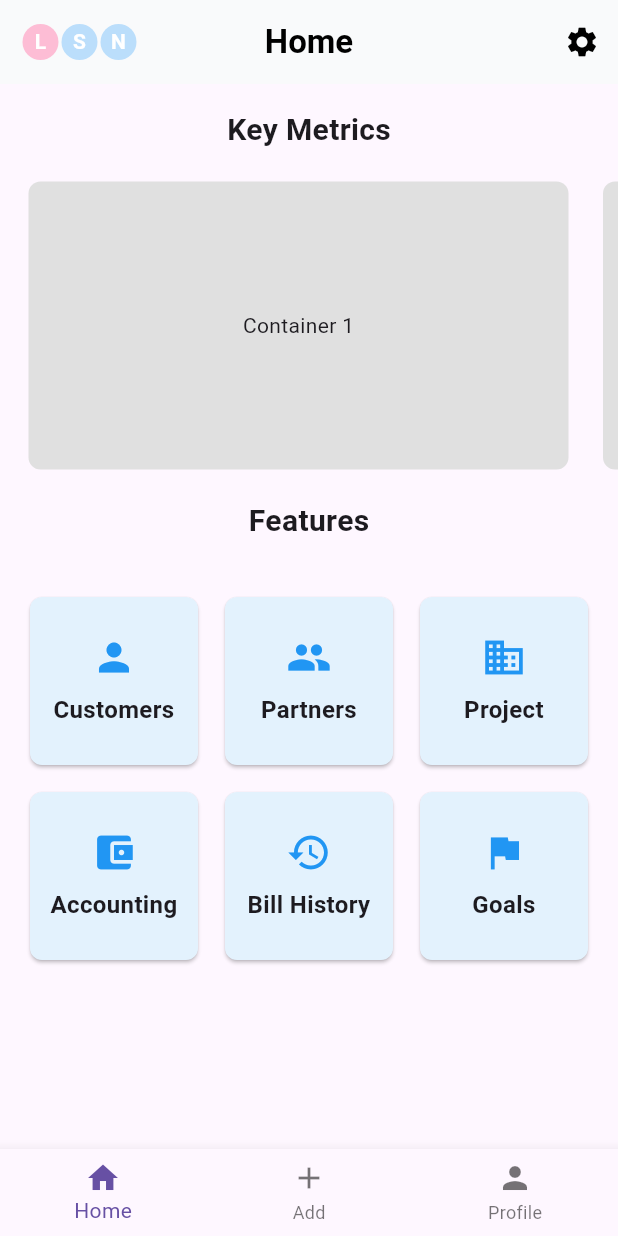
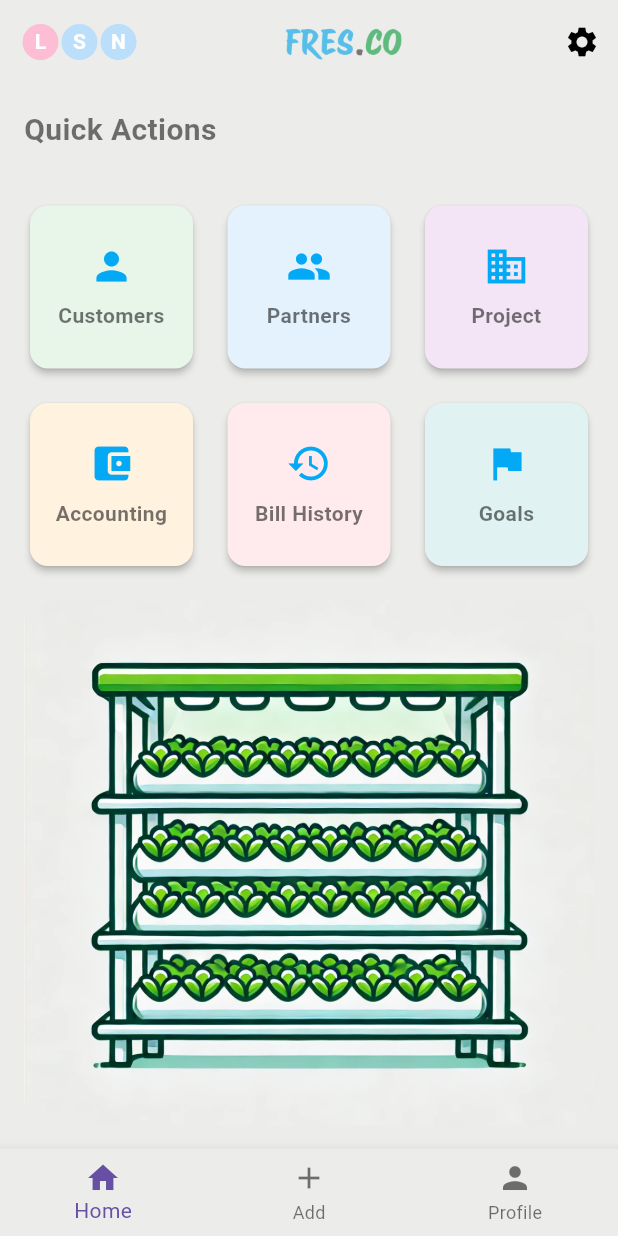
Before and after one commit to Joel1508/Live2Serve, a Flutter app: the HomeScreen screen opened by its route, on a phone screen of 412 x 824 dp. Run offline on Flutter 3.47's test engine with Material 3 defaults, Android fonts, the light colour scheme and no system bars; our stand-ins replace connectivity_plus, file_picker, fl_chart, hive, hive_flutter, image_picker and 4 more; accounts and stored records are empty.

Commit message:
ya casi ajaj

```diff
--- a/lib/Screens/homeScreen/goals/goals.dart
+++ b/lib/Screens/homeScreen/goals/goals.dart
@@ -1,5 +1,5 @@
 import 'package:app/Screens/homeScreen/customers/models/customer_model.dart';
-import 'package:app/Screens/homeScreen/project/bed_model.dart';
+import 'package:app/Screens/homeScreen/project/models/bed_model.dart';
 import 'package:app/repositories/customer_repository.dart';
 import 'package:flutter/material.dart';
 import 'package:app/Screens/homeScreen/home_screen.dart' as home_screen;
--- a/lib/Screens/homeScreen/harvest_invoice.dart
+++ b/lib/Screens/homeScreen/harvest_invoice.dart
@@ -1,4 +1,5 @@
 import 'package:app/Screens/homeScreen/harvest_invoice_model.dart';
+import 'package:app/Screens/homeScreen/project/models/cost_model.dart';
 import 'package:flutter/material.dart';
 import 'package:hive/hive.dart';
 import 'package:intl/intl.dart';
@@ -76,6 +77,9 @@ class _HarvestInvoiceScreenState extends State<HarvestInvoiceScreen> {
   }
 
   void _selectExistingCost() {
+    // Open the costs box
+    final costsBox = Hive.box<CostModel>('costs');
+
     showDialog(
       context: context,
       builder: (context) => AlertDialog(
@@ -84,16 +88,15 @@ class _HarvestInvoiceScreenState extends State<HarvestInvoiceScreen> {
           width: double.maxFinite,
           child: ListView.builder(
             shrinkWrap: true,
-            itemCount: widget.costsBox.length,
+            itemCount: costsBox.length,
             itemBuilder: (context, index) {
-              final cost = widget.costsBox.getAt(index);
+              final cost = costsBox.getAt(index);
               if (cost == null) {
                 return SizedBox.shrink();
               }
               return ListTile(
                 title: Text(cost.name),
-                subtitle:
-                    Text('\$${cost.amount?.toStringAsFixed(2) ?? '0.00'}'),
+                subtitle: Text('\$${cost.unitPrice.toStringAsFixed(2)}'),
                 onTap: () {
                   final quantityController = TextEditingController(text: '1');
                   showDialog(
@@ -115,7 +118,7 @@ class _HarvestInvoiceScreenState extends State<HarvestInvoiceScreen> {
                             setState(() {
                               _selectedCosts.add(HarvestCost(
                                 name: cost.name,
-                                amount: cost.amount,
+                                amount: cost.unitPrice,
                                 quantity: int.parse(quantityController.text),
                               ));
                             });
@@ -143,6 +146,9 @@ class _HarvestInvoiceScreenState extends State<HarvestInvoiceScreen> {
     final totalCosts =
         _selectedCosts.fold(0.0, (sum, cost) => sum + cost.total);
 
+    // Open the Hive box for harvest invoices
+    final harvestInvoicesBox = Hive.box<HarvestInvoice>('harvest_invoices');
+
     _currentInvoice = HarvestInvoice(
       reference: 'HARV-${now.millisecondsSinceEpoch}',
       personName: _personNameController.text,
@@ -155,9 +161,17 @@ class _HarvestInvoiceScreenState extends State<HarvestInvoiceScreen> {
       finalAmount: totalHarvestValue - totalCosts,
     );
 
+    // Save the invoice directly to the Hive box
+    harvestInvoicesBox.add(_currentInvoice);
+
     setState(() {
       showPreview = true;
     });
+
+    // Optional: Show a success snackbar
+    ScaffoldMessenger.of(context).showSnackBar(
+      SnackBar(content: Text('Harvest invoice saved successfully!')),
+    );
   }
 
   Widget _buildPreview() {
--- a/lib/Screens/homeScreen/home_screen.dart
+++ b/lib/Screens/homeScreen/home_screen.dart
@@ -6,7 +6,7 @@ import 'package:app/Screens/homeScreen/goals/goals.dart';
 import 'package:app/Screens/homeScreen/harvest_invoice_model.dart';
 import 'package:app/Screens/homeScreen/invoice/models/invoice_model.dart';
 import 'package:app/Screens/homeScreen/invoice/services/invoice_service.dart';
-import 'package:app/Screens/homeScreen/project/bed_model.dart';
+import 'package:app/Screens/homeScreen/project/models/bed_model.dart';
 import 'package:app/Screens/homeScreen/user_settings/user.dart';
 import 'package:app/repositories/customer_repository.dart';
 import 'package:flutter/material.dart';
@@ -132,10 +132,8 @@ class _HomeScreenState extends State<HomeScreen> {
 
   void _onItemTapped(int index) {
     if (index == 1) {
-      // Show add options bottom sheet
       _showAddOptions();
     } else if (index == 2) {
-      // Navigate to user profile
       Navigator.pushNamed(context, '/user');
     } else {
       setState(() {
@@ -165,7 +163,7 @@ class _HomeScreenState extends State<HomeScreen> {
                 leading: Icon(Icons.receipt, color: Colors.blue),
                 title: Text('Client Invoice'),
                 onTap: () async {
-                  Navigator.pop(context); // Close the bottom sheet
+                  Navigator.pop(context);
                   final result = await Navigator.push(
                     context,
                     MaterialPageRoute(
@@ -212,7 +210,7 @@ class _HomeScreenState extends State<HomeScreen> {
   Widget build(BuildContext context) {
     return Scaffold(
       appBar: AppBar(
-        backgroundColor: Color(0xFFFF9FAFB),
+        backgroundColor: Color(0xFFFECEDEA),
         leadingWidth: 150,
         elevation: 0,
         leading: Padding(
@@ -265,9 +263,10 @@ class _HomeScreenState extends State<HomeScreen> {
           ),
         ),
         centerTitle: true,
-        title: const Text(
-          'Home',
-          style: TextStyle(color: Colors.black, fontWeight: FontWeight.bold),
+        title: Image.asset(
+          'assets/images/fresco.png',
+          height: 30,
+          fit: BoxFit.contain,
         ),
         actions: [
           IconButton(
@@ -276,58 +275,57 @@ class _HomeScreenState extends State<HomeScreen> {
           ),
         ],
       ),
-      body: Column(
+      body: Container(
+        color: Color(0xFFFECEDEA),
+        child: Padding(
+          padding: const EdgeInsets.all(16.0),
+          child: Column(
+            crossAxisAlignment: CrossAxisAlignment.stretch,
             children: [
-          // Key Metrics Section
-          Padding(
-            padding: const EdgeInsets.all(16.0),
-            child: Text(
-              'Key Metrics',
-              style: TextStyle(fontWeight: FontWeight.bold, fontSize: 20),
+              Text(
+                'Quick Actions',
+                style: TextStyle(
+                    fontWeight: FontWeight.bold,
+                    fontSize: 20,
+                    color: Colors.black54),
               ),
-          ),
-          // Horizontal containers for Key Metrics
-          Container(
-            height: 200,
-            child: ListView(
-              scrollDirection: Axis.horizontal,
+              SizedBox(height: 32),
+              Expanded(
+                child: GridView.count(
+                  crossAxisCount: 3,
+                  mainAxisSpacing: 15,
+                  crossAxisSpacing: 15,
                   children: [
-                _buildContainer('Container 1'),
-                _buildContainer('Container 2'),
-                _buildContainer('Container 3'),
+                    _buildFeatureCard(
+                        'Customers', Icons.person, Colors.green[50]!),
+                    _buildFeatureCard(
+                        'Partners', Icons.group, Colors.blue[50]!),
+                    _buildFeatureCard(
+                        'Project', Icons.business, Colors.purple[50]!),
+                    _buildFeatureCard('Accounting',
+                        Icons.account_balance_wallet, Colors.orange[50]!),
+                    _buildFeatureCard(
+                        'Bill History', Icons.history, Colors.red[50]!),
+                    _buildFeatureCard('Goals', Icons.flag, Colors.teal[50]!),
                   ],
                 ),
               ),
-          // Features Section
-          Padding(
-            padding: const EdgeInsets.all(16.0),
-            child: Text(
-              'Features',
-              style: TextStyle(fontWeight: FontWeight.bold, fontSize: 20),
+              SizedBox(
+                height: 350,
+                child: ClipRRect(
+                  borderRadius: BorderRadius.circular(15),
+                  child: Image.asset(
+                    'assets/images/model1.png',
+                    fit: BoxFit.cover,
                   ),
                 ),
-          // 3x2 grid of feature cards
-          Expanded(
-            child: Padding(
-              padding: const EdgeInsets.all(16.0),
-              child: GridView.count(
-                crossAxisCount: 3,
-                mainAxisSpacing: 10,
-                crossAxisSpacing: 10,
-                children: [
-                  _buildFeatureCard('Customers', Icons.person),
-                  _buildFeatureCard('Partners', Icons.group),
-                  _buildFeatureCard('Project', Icons.business),
-                  _buildFeatureCard('Accounting', Icons.account_balance_wallet),
-                  _buildFeatureCard('Bill History', Icons.history),
-                  _buildFeatureCard('Goals', Icons.flag),
+              ),
             ],
           ),
         ),
-          )
-        ],
       ),
       bottomNavigationBar: BottomNavigationBar(
+        backgroundColor: Color(0xFFFECEDEA),
         items: const <BottomNavigationBarItem>[
           BottomNavigationBarItem(
             icon: Icon(Icons.home),
@@ -348,22 +346,7 @@ class _HomeScreenState extends State<HomeScreen> {
     );
   }
 
-  Widget _buildContainer(String title) {
-    return Padding(
-      padding: const EdgeInsets.only(left: 15),
-      child: Container(
-        width: 360,
-        margin: const EdgeInsets.all(4.0),
-        decoration: BoxDecoration(
-          color: Colors.grey[300],
-          borderRadius: BorderRadius.circular(8.0),
-        ),
-        child: Center(child: Text(title)),
-      ),
-    );
-  }
-
-  Widget _buildFeatureCard(String title, IconData icon) {
+  Widget _buildFeatureCard(String title, IconData icon, Color backgroundColor) {
     return InkWell(
       onTap: () {
         switch (title) {
@@ -388,19 +371,23 @@ class _HomeScreenState extends State<HomeScreen> {
         }
       },
       child: Card(
-        color: Colors.blue[50],
+        color: backgroundColor,
+        elevation: 2,
         shape: RoundedRectangleBorder(
-          borderRadius: BorderRadius.circular(8.0),
+          borderRadius: BorderRadius.circular(12.0),
         ),
         child: Column(
           mainAxisAlignment: MainAxisAlignment.center,
           children: [
-            Icon(icon, size: 30, color: Colors.blue),
+            Icon(icon, size: 30, color: Colors.lightBlue),
             const SizedBox(height: 8),
             Text(
               title,
               textAlign: TextAlign.center,
-              style: TextStyle(fontSize: 16, fontWeight: FontWeight.bold),
+              style: TextStyle(
+                  fontSize: 14,
+                  fontWeight: FontWeight.bold,
+                  color: Colors.black54),
             ),
           ],
         ),
--- a/lib/Screens/homeScreen/project/cost.dart
+++ b/lib/Screens/homeScreen/project/cost.dart
@@ -1,4 +1,4 @@
-import 'package:app/Screens/homeScreen/project/cost_model.dart';
+import 'package:app/Screens/homeScreen/project/models/cost_model.dart';
 import 'package:flutter/material.dart';
 import 'package:hive_flutter/hive_flutter.dart';
 import 'package:uuid/uuid.dart';
--- a/lib/Screens/homeScreen/project/project.dart
+++ b/lib/Screens/homeScreen/project/project.dart
@@ -1,11 +1,11 @@
 import 'package:app/Screens/homeScreen/harvest_invoice_model.dart';
 import 'package:app/Screens/homeScreen/project/cost.dart';
-import 'package:app/Screens/homeScreen/project/cost_model.dart';
+import 'package:app/Screens/homeScreen/project/models/cost_model.dart';
 import 'package:flutter/material.dart';
 import 'package:random_string/random_string.dart';
 import 'package:hive_flutter/hive_flutter.dart';
 
-import 'bed_model.dart';
+import 'models/bed_model.dart';
 
 class HydroponicBedsScreen extends StatefulWidget {
   final Box<BedModel> projectBox;
--- a/lib/index.dart
+++ b/lib/index.dart
@@ -20,8 +20,8 @@ export 'Screens/homeScreen/goals/goals.dart';
 export 'Screens/homeScreen/harvest_invoice_model.dart';
 export 'Screens/homeScreen/invoice/invoice.dart';
 export 'Screens/homeScreen/invoice/models/invoice_model.dart';
-export 'Screens/homeScreen/project/bed_model.dart';
-export 'Screens/homeScreen/project/cost_model.dart';
+export 'Screens/homeScreen/project/models/bed_model.dart';
+export 'Screens/homeScreen/project/models/cost_model.dart';
 export 'Screens/homeScreen/project/project.dart';
 export 'Screens/homeScreen/user_settings/user.dart';
 export 'Screens/homeScreen/accounting/models/balance_model.dart';
--- a/lib/repositories/customer_repository.dart
+++ b/lib/repositories/customer_repository.dart
@@ -3,7 +3,7 @@ import 'package:flutter/material.dart';
 import 'package:hive_flutter/hive_flutter.dart';
 import 'package:path_provider/path_provider.dart';
 import 'package:app/Screens/homeScreen/customers/models/customer_model.dart';
-import 'package:app/Screens/homeScreen/project/bed_model.dart';
+import 'package:app/Screens/homeScreen/project/models/bed_model.dart';
 
 class CustomerRepository {
   final Box<CustomerModel> customerBox;
@@ -44,7 +44,7 @@ Future<void> main() async {
   //   Hive.registerAdapter(BedModelAdapter());
   // }
 
-  // Open typed boxes
+  // Open typed boxess
   final customerBox = await Hive.openBox<CustomerModel>('customerBox');
   final projectBox = await Hive.openBox<BedModel>('projectBox');
 
```
Also changed, not shown: assets/images/fresco.png (added), assets/images/model1.png (added), lib/Screens/homeScreen/project/models/bed_model.dart (renamed from lib/Screens/homeScreen/project/bed_model.dart), lib/Screens/homeScreen/project/models/bed_model.g.dart (renamed from lib/Screens/homeScreen/project/bed_model.g.dart), lib/Screens/homeScreen/project/models/cost_model.dart (renamed from lib/Screens/homeScreen/project/cost_model.dart), lib/Screens/homeScreen/project/models/cost_model.g.dart (renamed from lib/Screens/homeScreen/project/cost_model.g.dart), 1 other file. Lines whose indentation alone changed are shown as unchanged.
